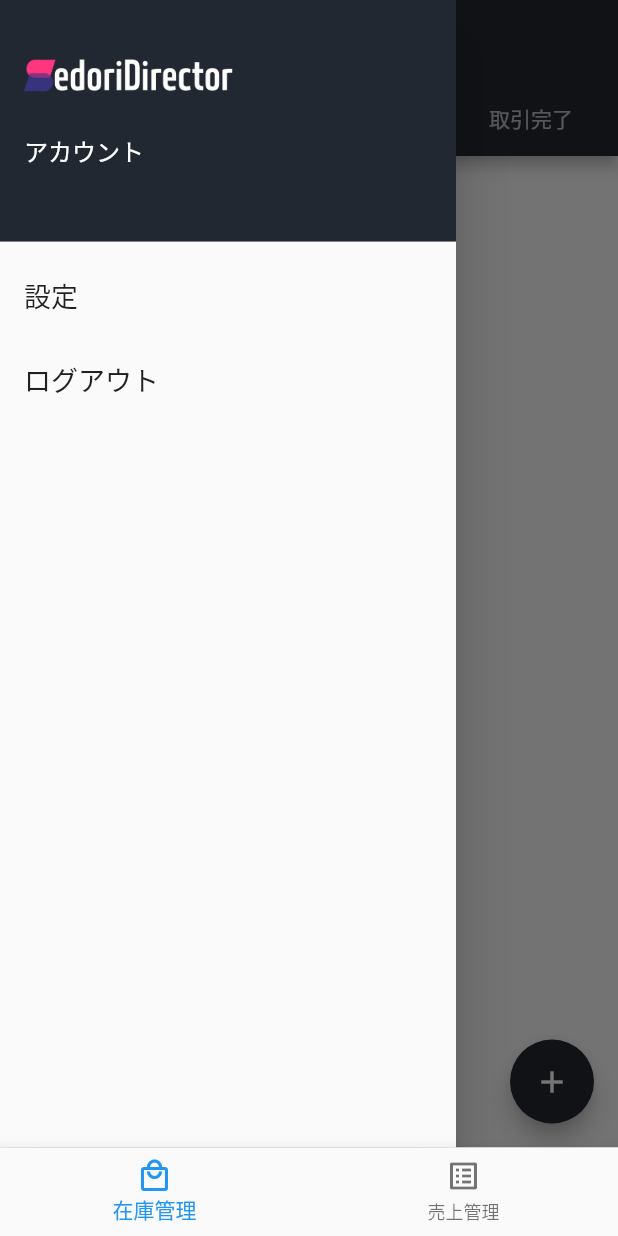
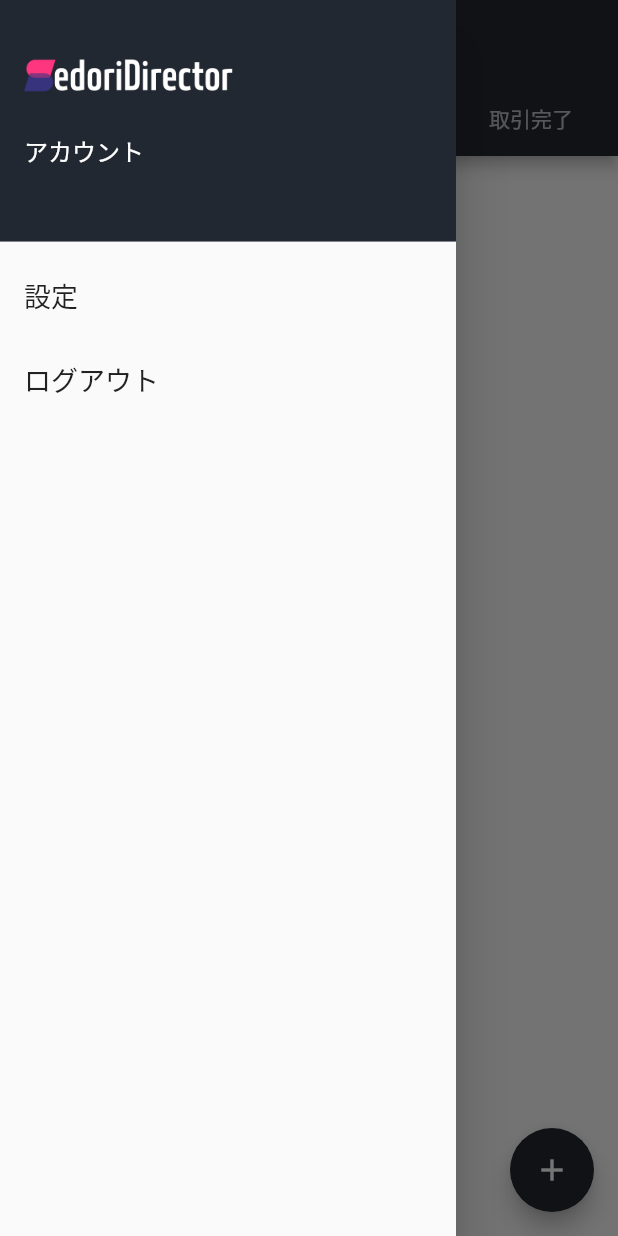
Before and after one commit to jUMbooooooo/sales_management, a Flutter app: the BasePage screen opened directly, with the side drawer open, on a phone screen of 412 x 824 dp. Run offline on Flutter 3.47's test engine with Material 2 defaults, Android fonts, the phone set to English and light mode, and no system bars; our stand-ins replace cloud_firestore, firebase_auth, firebase_core, firebase_storage, flutter_riverpod, google_sign_in and 1 more; accounts and stored records are empty.

Commit message:
売上管理ページを非表示

```diff
--- a/lib/base_page.dart
+++ b/lib/base_page.dart
@@ -22,21 +22,21 @@ class _BasePageState extends State<BasePage> {
   Widget build(BuildContext context) {
     return Scaffold(
       body: _pageWidgets.elementAt(_currentIndex),
-      bottomNavigationBar: BottomNavigationBar(
-        items: const <BottomNavigationBarItem>[
-          BottomNavigationBarItem(
-            icon: Icon(Icons.local_mall_outlined),
-            label: '在庫管理',
-          ),
-          BottomNavigationBarItem(
-            icon: Icon(Icons.list_alt_outlined),
-            label: '売上管理',
-          ),
-        ],
-        currentIndex: _currentIndex,
-        onTap: _onItemTapped,
-        type: BottomNavigationBarType.fixed,
-      ),
+      // bottomNavigationBar: BottomNavigationBar(
+      //   items: const <BottomNavigationBarItem>[
+      //     BottomNavigationBarItem(
+      //       icon: Icon(Icons.local_mall_outlined),
+      //       label: '在庫管理',
+      //     ),
+      //     BottomNavigationBarItem(
+      //       icon: Icon(Icons.list_alt_outlined),
+      //       label: '売上管理',
+      //     ),
+      //   ],
+      //   currentIndex: _currentIndex,
+      //   onTap: _onItemTapped,
+      //   type: BottomNavigationBarType.fixed,
+      // ),
     );
   }
 
```
